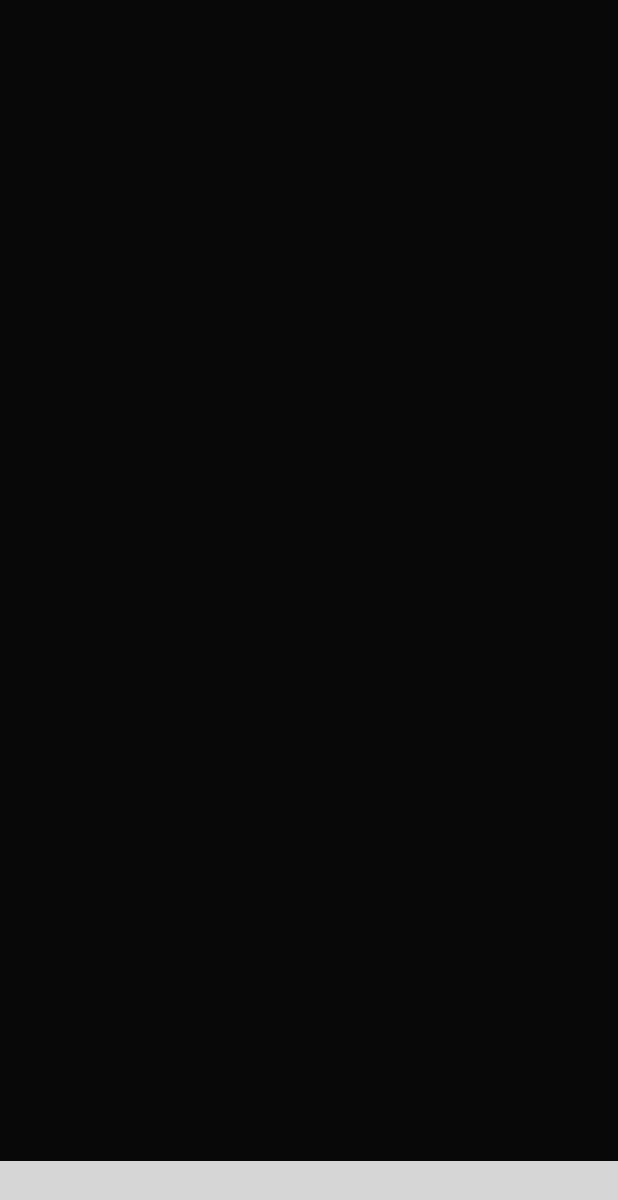
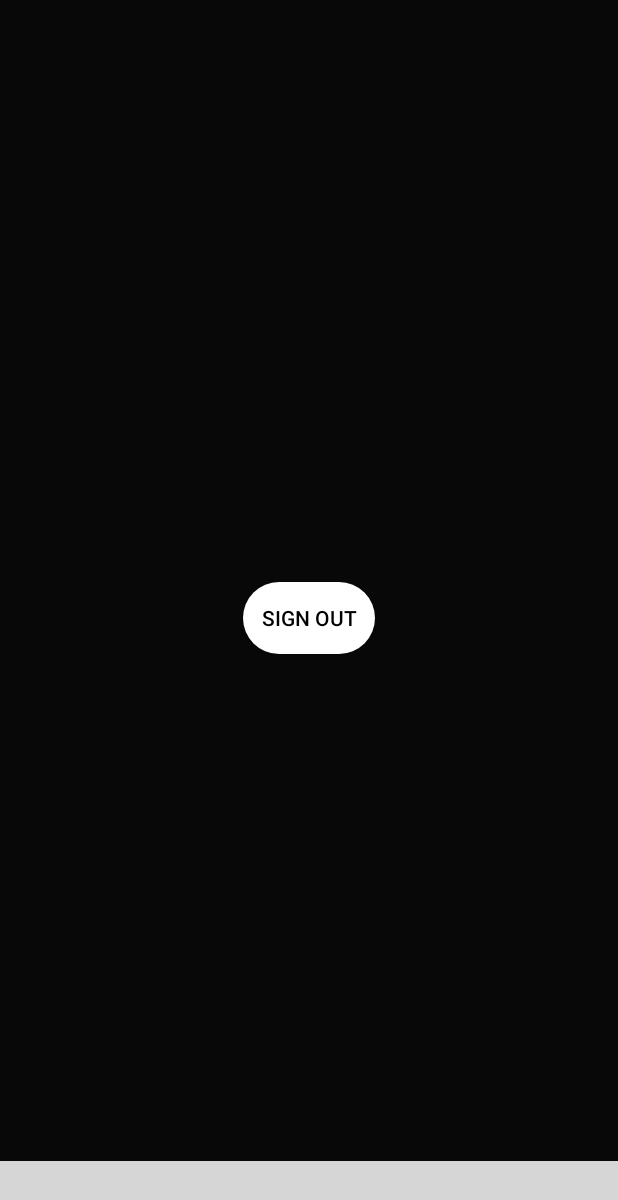
Before and after one commit to herambsawant1/MyApplication, an Android app: the screen it shows after launch (InteractionsActivity), on a phone screen of 412 x 824 dp. Shown: the top 1200 px of the screen. Run offline under Robolectric (Android 15) with nearby library versions, the phone set to English and light mode, and no system bars; our stand-ins replace Firebase (no records; nobody signed in at launch, a user with empty details on screens opened directly); libraries missing offline, so code that uses them is left out: com.ittianyu.bottomnavigationviewex, com.nostra13.universalimageloader; plain views replace BottomNavigationViewEx; 9 statements that could not run were skipped; grey boxes are pictures that could not be loaded.

Commit message:
Finished register activity and UI, began signIn

```diff
--- a/app/src/main/AndroidManifest.xml
+++ b/app/src/main/AndroidManifest.xml
@@ -21,7 +21,9 @@
         <activity android:name=".Search.SearchActivity" />
         <activity android:name=".Profile.ProfileActivity" />
         <activity android:name=".Profile.AccountSettingsActivity" />
-        <activity android:name=".Profile.ProfileImagesActivity"></activity>
+        <activity android:name=".Profile.ProfileImagesActivity" />
+        <activity android:name=".Registration.SignInActivity" />
+        <activity android:name=".Registration.RegisterActivity"></activity>
     </application>
 
 </manifest>
--- a/app/src/main/java/com/example/heramb/applicationoutline/Interactions/InteractionsActivity.java
+++ b/app/src/main/java/com/example/heramb/applicationoutline/Interactions/InteractionsActivity.java
@@ -1,15 +1,23 @@
 package com.example.heramb.applicationoutline.Interactions;
 
 import android.content.Context;
+import android.content.Intent;
+import android.support.annotation.NonNull;
 import android.support.v7.app.AppCompatActivity;
 import android.os.Bundle;
 import android.util.Log;
 import android.view.Menu;
 import android.view.MenuItem;
+import android.view.View;
+import android.widget.Button;
 
 import com.example.heramb.applicationoutline.R;
+import com.example.heramb.applicationoutline.Registration.RegisterActivity;
+import com.example.heramb.applicationoutline.Registration.SignInActivity;
 import com.example.heramb.applicationoutline.Utils.BottomNavigationViewHelper;
 import com.example.heramb.applicationoutline.Utils.UniversalImageLoader;
+import com.google.firebase.auth.FirebaseAuth;
+import com.google.firebase.auth.FirebaseUser;
 import com.ittianyu.bottomnavigationviewex.BottomNavigationViewEx;
 import com.nostra13.universalimageloader.core.ImageLoader;
 
@@ -19,16 +27,33 @@ public class InteractionsActivity extends AppCompatActivity {
     private static final int ACTIVITY_NUM = 0;
 
     private Context mContext = InteractionsActivity.this;
+    private Button signOut;
+
+    private FirebaseAuth mAuth;
+    private FirebaseAuth.AuthStateListener mAuthListener;
 
     @Override
     protected void onCreate(Bundle savedInstanceState) {
         super.onCreate(savedInstanceState);
         setContentView(R.layout.activity_interactions);
         Log.d(TAG, "onCreate: starting.");
+        signOut = (Button) findViewById(R.id.signOutButton);
 
         initImageLoader();
         setupBottomNavigationView();
+        setUpFirebaseAuth();
+
+        signOut.setOnClickListener(new View.OnClickListener(){
+            @Override
+            public void onClick(View view){
+                Log.d(TAG, "Navigating to register activity");
+                FirebaseAuth.getInstance().signOut(); //End user session
+                startActivity(new Intent(mContext, SignInActivity.class)); //Go back to home page
+                finish();
+            }
+        });
     }
+
     private void initImageLoader(){
         UniversalImageLoader universalImageLoader = new UniversalImageLoader(mContext);
         ImageLoader.getInstance().init(universalImageLoader.getConfig());
@@ -46,4 +71,44 @@ public class InteractionsActivity extends AppCompatActivity {
         MenuItem menuItem = menu.getItem(ACTIVITY_NUM);
         menuItem.setChecked(true);
     }
+//~~~~~~~~~~~~~~~~~~~~~~~~~~~~~~~~~~~~~Firebase~~~~~~~~~~~~~~~~~~~~~~~~~~~~~~~~~~~~~~~`
+    private void verifyCurrentUser(FirebaseUser user){
+        if(user == null){
+            Intent intent = new Intent(mContext, SignInActivity.class);
+            startActivity(intent);
+        }
+    }
+
+    private void setUpFirebaseAuth(){
+        Log.d(TAG, "Setting up firebase authentication");
+        mAuth = FirebaseAuth.getInstance();
+        mAuthListener = new FirebaseAuth.AuthStateListener() {
+            @Override
+            public void onAuthStateChanged(@NonNull FirebaseAuth firebaseAuth) {
+                FirebaseUser user = firebaseAuth.getCurrentUser();
+                verifyCurrentUser(user);
+                if (user != null) {
+                    // User is signed in
+                    Log.d(TAG, "onAuthStateChanged:signed_in:" + user.getUid());
+                } else {
+                    // User is signed out
+                    Log.d(TAG, "onAuthStateChanged:signed_out");
+                }
+                // ...
+            }
+        };
+
+    }
+    @Override
+    public void onStart() {
+        super.onStart();
+        mAuth.addAuthStateListener(mAuthListener);
+    }
+    @Override
+    public void onStop() {
+        super.onStop();
+        if (mAuthListener != null) {
+            mAuth.removeAuthStateListener(mAuthListener);
+        }
+    }
 }
--- a/app/src/main/java/com/example/heramb/applicationoutline/Profile/SignOutFragment.java
+++ b/app/src/main/java/com/example/heramb/applicationoutline/Profile/SignOutFragment.java
@@ -4,6 +4,7 @@ import android.os.Bundle;
 import android.support.annotation.Nullable;
 import android.support.v4.app.Fragment;
 import android.view.LayoutInflater;
+import android.support.v7.app.AppCompatActivity;
 import android.view.View;
 import android.view.ViewGroup;
 
@@ -16,7 +17,7 @@ public class SignOutFragment extends Fragment {
     @Nullable
     @Override
     public View onCreateView(LayoutInflater inflater, @Nullable ViewGroup container, @Nullable Bundle savedInstanceState) {
-        View view = inflater.inflate(R.layout.fragment_signout, container, false);
+        View view = inflater.inflate(R.layout.activity_sign_in, container, false);
 
         return view;
     }
--- a/app/src/main/res/drawable/button_rounded_black.xml
+++ b/app/src/main/res/drawable/button_rounded_black.xml
@@ -1,6 +1,7 @@
 <?xml version="1.0" encoding="utf-8"?>
 <selector xmlns:android="http://schemas.android.com/apk/res/android">
-    <item>
+    <item
+        android:state_pressed="false">
         <shape>
             <solid
                 android:color="@color/white"></solid>
--- a/app/src/main/res/drawable/button_rounded_white.xml
+++ b/app/src/main/res/drawable/button_rounded_white.xml
@@ -1,6 +1,7 @@
 <?xml version="1.0" encoding="utf-8"?>
 <selector xmlns:android="http://schemas.android.com/apk/res/android">
-    <item>
+    <item
+        android:state_pressed="false">
         <shape>
             <solid
                 android:color="@color/windowBackground"></solid>
--- a/app/src/main/res/layout/activity_interactions.xml
+++ b/app/src/main/res/layout/activity_interactions.xml
@@ -18,8 +18,15 @@ tools:context="com.example.heramb.applicationoutline.Interactions.InteractionsAc
         android:layout_height="match_parent"
         android:id="@+id/relLayoutBody">
 
-        <include layout="@layout/layout_body_viewpager"/>
-
+        <Button
+            android:layout_width="wrap_content"
+            android:layout_height="wrap_content"
+            android:background="@drawable/button_rounded_black"
+            android:text="Sign Out"
+            android:id="@+id/signOutButton"
+            android:textColor="@color/black"
+            android:layout_centerVertical="true"
+            android:layout_centerHorizontal="true"/>
 
     </RelativeLayout>
 
--- a/app/src/main/res/layout/layout_body_search.xml
+++ b/app/src/main/res/layout/layout_body_search.xml
@@ -60,7 +60,7 @@
         <Button
             android:id="@+id/button"
             android:layout_width="wrap_content"
-            android:layout_height="wrap_content"
+            android:layout_height="40dp"
             android:text="Submit"
             android:layout_marginTop="52dp"
             android:background="@drawable/button_rounded_black"
--- a/app/src/main/res/values/colors.xml
+++ b/app/src/main/res/values/colors.xml
@@ -5,7 +5,7 @@
     <color name="colorAccent">#6B6B6B</color>
     <color name="windowBackground">#080808</color>
     <color name="grey">#6B6B6B</color>
-    <color name="white">#FFF</color>
+    <color name="white">#ffffff</color>
     <color name="black">#000</color>
     <color name="linkBlue">#005ce6</color>
     <color name="textGrey">#999999</color>
--- a/build.gradle
+++ b/build.gradle
@@ -9,6 +9,7 @@ buildscript {
 
         // NOTE: Do not place your application dependencies here; they belong
         // in the individual module build.gradle files
+        classpath 'com.google.gms:google-services:3.0.0'
     }
 }
 
```
Also changed, not shown: app/build.gradle (+9 -2 lines), app/src/main/res/layout/fragment_signout.xml (+19 -6 lines), app/src/main/res/values/styles.xml (+13 -0 lines).
